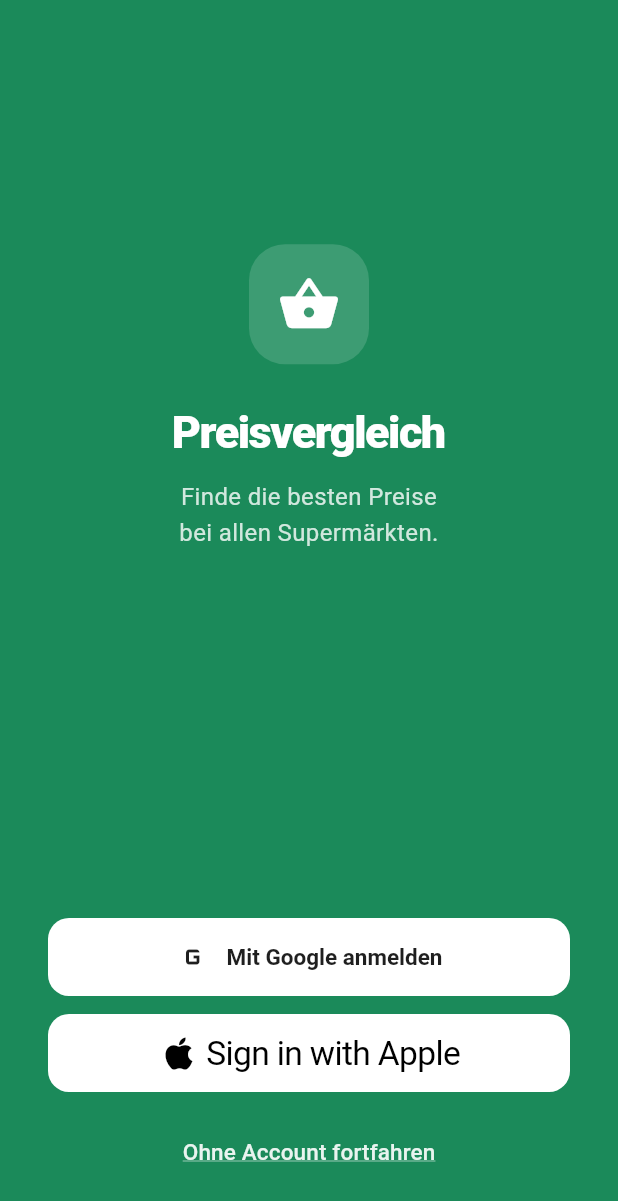
After one commit to lukasstransky/preisvergleich-app, a Flutter app: the LoginScreen screen opened directly, on a phone screen of 412 x 824 dp. The commit adds this screen. Shown: the top 1201 px of the screen. Run offline on Flutter 3.47's test engine with Material 3 defaults, Android fonts, the phone set to English and light mode, and no system bars; drawn by our look-alikes of sign_in_with_apple; our stand-ins replace cached_network_image, cloud_firestore, firebase_auth, firebase_core, firebase_messaging, fl_chart and 2 more; missing offline and left inert: algoliasearch; accounts and stored records are empty; network calls fail; statements that could not run were skipped.

Commit message:
add login screen (not used currently) + supermarket link to each produkt

```diff
--- /dev/null
+++ b/lib/screens/login_screen.dart
@@ -0,0 +1,185 @@
+import 'package:flutter/material.dart';
+import 'package:sign_in_with_apple/sign_in_with_apple.dart';
+import '../services/auth_service.dart';
+import 'main_screen.dart';
+
+class LoginScreen extends StatefulWidget {
+  const LoginScreen({super.key});
+
+  @override
+  State<LoginScreen> createState() => _LoginScreenState();
+}
+
+class _LoginScreenState extends State<LoginScreen> {
+  final _authService = AuthService();
+  bool _isLoading = false;
+
+  Future<void> _handleSignIn(Future<dynamic> Function() signInMethod) async {
+    setState(() => _isLoading = true);
+    try {
+      await signInMethod();
+      if (mounted) _goToMain();
+    } catch (e) {
+      if (mounted) {
+        ScaffoldMessenger.of(context).showSnackBar(SnackBar(
+          content: Text('Anmeldung fehlgeschlagen: $e'),
+          behavior: SnackBarBehavior.floating,
+          backgroundColor: Colors.red,
+        ));
+      }
+    } finally {
+      if (mounted) setState(() => _isLoading = false);
+    }
+  }
+
+  void _goToMain() {
+    Navigator.of(context).pushReplacement(
+      MaterialPageRoute(builder: (_) => const MainScreen()),
+    );
+  }
+
+  @override
+  Widget build(BuildContext context) {
+    return Scaffold(
+      backgroundColor: const Color(0xFF1B8A5A),
+      body: SafeArea(
+        child: Padding(
+          padding: const EdgeInsets.symmetric(horizontal: 32),
+          child: Column(
+            children: [
+              const Spacer(flex: 2),
+              _buildHeader(),
+              const Spacer(flex: 3),
+              _buildButtons(),
+              const SizedBox(height: 16),
+              _buildSkipButton(),
+              const SizedBox(height: 32),
+            ],
+          ),
+        ),
+      ),
+    );
+  }
+
+  Widget _buildHeader() {
+    return Column(
+      children: [
+        Container(
+          width: 80,
+          height: 80,
+          decoration: BoxDecoration(
+            color: Colors.white.withValues(alpha: 0.15),
+            borderRadius: BorderRadius.circular(24),
+          ),
+          child: const Icon(Icons.shopping_basket_rounded,
+              size: 42, color: Colors.white),
+        ),
+        const SizedBox(height: 24),
+        const Text(
+          'Preisvergleich',
+          style: TextStyle(
+            color: Colors.white,
+            fontSize: 30,
+            fontWeight: FontWeight.w800,
+            letterSpacing: -1,
+          ),
+        ),
+        const SizedBox(height: 10),
+        Text(
+          'Finde die besten Preise\nbei allen Supermärkten.',
+          textAlign: TextAlign.center,
+          style: TextStyle(
+            color: Colors.white.withValues(alpha: 0.8),
+            fontSize: 16,
+            height: 1.5,
+          ),
+        ),
+      ],
+    );
+  }
+
+  Widget _buildButtons() {
+    return Column(
+      children: [
+        if (_isLoading)
+          const CircularProgressIndicator(color: Colors.white)
+        else ...[
+          _GoogleSignInButton(
+            onPressed: () => _handleSignIn(_authService.signInWithGoogle),
+          ),
+          const SizedBox(height: 12),
+          SignInWithAppleButton(
+            onPressed: () => _handleSignIn(_authService.signInWithApple),
+            style: SignInWithAppleButtonStyle.white,
+            borderRadius: BorderRadius.circular(14),
+            height: 52,
+          ),
+        ],
+      ],
+    );
+  }
+
+  Widget _buildSkipButton() {
+    return TextButton(
+      onPressed: _isLoading
+          ? null
+          : () => _handleSignIn(_authService.continueAnonymously),
+      style: TextButton.styleFrom(
+        foregroundColor: Colors.white,
+        padding: const EdgeInsets.symmetric(vertical: 12, horizontal: 24),
+      ),
+      child: Text(
+        'Ohne Account fortfahren',
+        style: TextStyle(
+          color: Colors.white.withValues(alpha: 0.9),
+          fontSize: 15,
+          fontWeight: FontWeight.w500,
+          decoration: TextDecoration.underline,
+          decorationColor: Colors.white.withValues(alpha: 0.5),
+        ),
+      ),
+    );
+  }
+}
+
+class _GoogleSignInButton extends StatelessWidget {
+  final VoidCallback onPressed;
+
+  const _GoogleSignInButton({required this.onPressed});
+
+  @override
+  Widget build(BuildContext context) {
+    return SizedBox(
+      width: double.infinity,
+      height: 52,
+      child: ElevatedButton(
+        onPressed: onPressed,
+        style: ElevatedButton.styleFrom(
+          backgroundColor: Colors.white,
+          foregroundColor: const Color(0xFF1F1F1F),
+          elevation: 0,
+          shape: RoundedRectangleBorder(
+            borderRadius: BorderRadius.circular(14),
+          ),
+        ),
+        child: Row(
+          mainAxisAlignment: MainAxisAlignment.center,
+          children: [
+            Image.network(
+              'https://www.google.com/favicon.ico',
+              width: 20,
+              height: 20,
+              errorBuilder: (_, __, ___) =>
+                  const Icon(Icons.g_mobiledata, size: 24),
+            ),
+            const SizedBox(width: 10),
+            const Text(
+              'Mit Google anmelden',
+              style: TextStyle(fontSize: 15, fontWeight: FontWeight.w600),
+            ),
+          ],
+        ),
+      ),
+    );
+  }
+}
--- a/pubspec.yaml
+++ b/pubspec.yaml
@@ -49,10 +49,16 @@ dependencies:
   # Image Caching
   cached_network_image: ^3.4.1
 
+  # Auth
+  firebase_auth: ^5.5.0
+  google_sign_in: ^6.2.2
+  sign_in_with_apple: ^6.1.3
+
   # Algolia Search
   algolia_helper_flutter: ^1.0.0
   algoliasearch: ^1.0.0
   fl_chart: ^1.2.0
+  url_launcher: ^6.3.1
 
 dev_dependencies:
   flutter_test:
```
Also changed, not shown: lib/models/product.dart (+43 -0 lines), lib/services/auth_service.dart (added, +56 -0 lines), lib/widgets/product_card.dart (+42 -0 lines), pubspec.lock, 7 other files.
